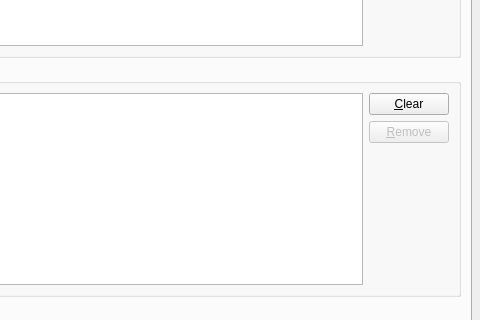
solaristhesun/bosskey, file src/bosskeydialog.ui: the form before one commit; both pictures show x 520 to 1000 and y 218 to 538 of the 1000 by 650 pixel window.
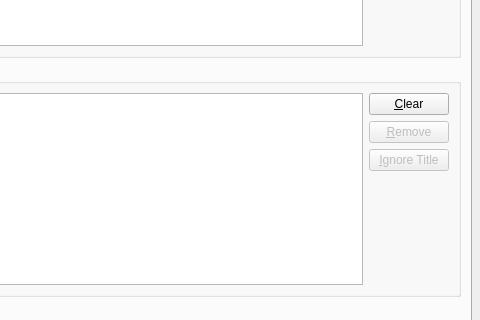
The form after the commit. Icons and pictures are not drawn. Custom widgets are drawn as their Qt base class.

The edit to the form file:
```diff
--- a/src/bosskeydialog.ui
+++ b/src/bosskeydialog.ui
@@ -228,6 +228,16 @@
                     </property>
                    </widget>
                   </item>
+                  <item>
+                   <widget class="QPushButton" name="toggleIgnoreButton">
+                    <property name="enabled">
+                     <bool>false</bool>
+                    </property>
+                    <property name="text">
+                     <string>&amp;Ignore Title</string>
+                    </property>
+                   </widget>
+                  </item>
                   <item>
                    <spacer name="verticalSpacer_3">
                     <property name="orientation">
```
Left out of the diff: 38 changed lines with no effect on the pictures.
